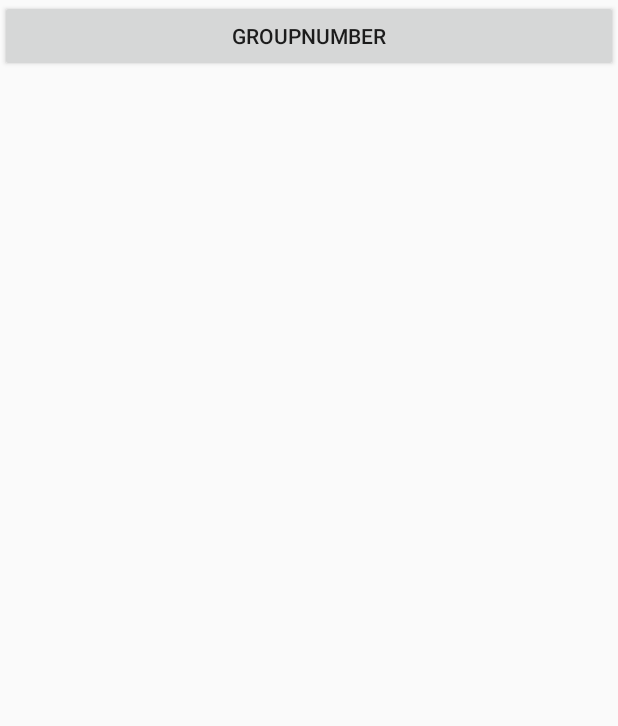
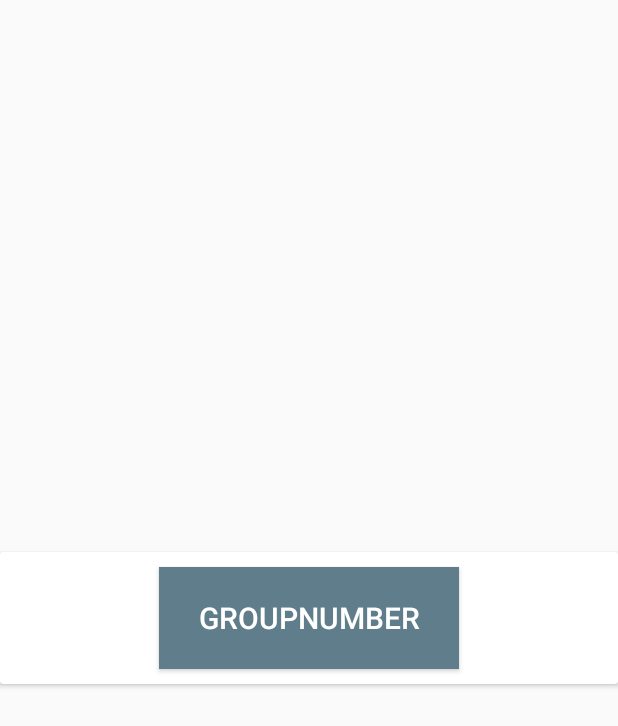
Before and after one commit to BipinAle/LoadSheddingApp, an Android app: the layout grp_slection.xml on its own in the app's theme, with its tools: preview values and no code run, on a phone screen of 412 x 824 dp. Shown: the top 726 px of the screen. Run offline under Robolectric (Android 15) with nearby library versions, the phone set to English and light mode, and no system bars; network calls fail.

Commit message:
Almost completed

```diff
--- a/app/src/main/AndroidManifest.xml
+++ b/app/src/main/AndroidManifest.xml
@@ -7,7 +7,7 @@
     <application
         android:name=".volley.MyApplication"
         android:allowBackup="true"
-        android:icon="@mipmap/ic_launcher"
+        android:icon="@mipmap/batti"
         android:label="@string/app_name"
         android:supportsRtl="true"
         android:theme="@style/AppTheme">
--- a/app/src/main/java/com/example/bpnsa/loadshedding/GroupAdapter.java
+++ b/app/src/main/java/com/example/bpnsa/loadshedding/GroupAdapter.java
@@ -1,6 +1,7 @@
 package com.example.bpnsa.loadshedding;
 
 import android.content.Context;
+import android.content.SharedPreferences;
 import android.graphics.Typeface;
 import android.support.v4.content.ContextCompat;
 import android.support.v7.widget.RecyclerView;
@@ -37,7 +38,10 @@ public class GroupAdapter extends RecyclerView.Adapter<GroupAdapter.MyViewHolder
     public void setData(ArrayList<RoutineItem> data) {
 
         this.data = data;
+
         notifyItemRangeChanged(0, data.size());
+
+
     }
 
 
--- a/app/src/main/java/com/example/bpnsa/loadshedding/MainActivity.java
+++ b/app/src/main/java/com/example/bpnsa/loadshedding/MainActivity.java
@@ -9,6 +9,7 @@ import android.support.v4.app.FragmentTransaction;
 import android.support.v4.view.ViewPager;
 import android.support.v7.app.AppCompatActivity;
 import android.os.Bundle;
+import android.support.v7.widget.Toolbar;
 import android.util.Log;
 import android.view.Menu;
 import android.view.MenuInflater;
@@ -20,7 +21,7 @@ import android.widget.Toast;
 
 public class MainActivity extends AppCompatActivity {
     public static final String DEFAULT = "N/A";
-
+    Toolbar toolbar;
     private String groupname[] = {"Group 1", "Group 2", "Group 3", "Group 4", "Group 5", "Group 6", "Group 7"};
     ViewPager viewPager;
 
@@ -28,6 +29,8 @@ public class MainActivity extends AppCompatActivity {
     protected void onCreate(Bundle savedInstanceState) {
         super.onCreate(savedInstanceState);
         setContentView(R.layout.activity_main);
+        toolbar= (Toolbar) findViewById(R.id.toolbar);
+        setSupportActionBar(toolbar);
 
 
         viewPager = (ViewPager) findViewById(R.id.viewPager);
--- a/app/src/main/res/layout/activity_main.xml
+++ b/app/src/main/res/layout/activity_main.xml
@@ -15,6 +15,11 @@
         android:layout_width="match_parent"
         android:layout_height="wrap_content"
         >
+        <include
+            android:layout_width="match_parent"
+            android:layout_height="match_parent"
+            layout="@layout/toolbar"/>
+
 
         <android.support.design.widget.TabLayout
             android:layout_width="match_parent"
--- a/app/src/main/res/layout/grp_slection.xml
+++ b/app/src/main/res/layout/grp_slection.xml
@@ -1,17 +1,27 @@
 <?xml version="1.0" encoding="utf-8"?>
-<RelativeLayout xmlns:android="http://schemas.android.com/apk/res/android"
+<android.support.v7.widget.CardView xmlns:android="http://schemas.android.com/apk/res/android"
+
     android:layout_width="match_parent"
-    android:layout_height="wrap_content">
-    <Button
+    android:layout_gravity="center"
+    android:layout_height="wrap_content"
+    >
+
+    <RelativeLayout
         android:layout_width="match_parent"
-        android:layout_height="wrap_content"
-        android:id="@+id/groupName"
-        android:text="GroupNumber"
-        android:layout_marginBottom="4dp"
-        android:layout_alignParentTop="true"
-        android:layout_centerHorizontal="true" />
+        android:layout_height="match_parent">
 
+        <Button
+            android:id="@+id/groupName"
+            android:layout_width="200dp"
+            android:layout_height="68dp"
+            android:layout_alignParentTop="true"
+            android:layout_centerHorizontal="true"
+            android:layout_marginTop="10dp"
+            android:layout_marginBottom="10dp"
+            android:background="#607D8B"
+            android:text="GroupNumber"
+            android:textSize="20dp"
+            android:textColor="@android:color/white" />
 
-
-
-</RelativeLayout>
+    </RelativeLayout>
+</android.support.v7.widget.CardView>
--- a/app/src/main/res/values/strings.xml
+++ b/app/src/main/res/values/strings.xml
@@ -1,5 +1,5 @@
 <resources>
-    <string name="app_name">Loadshedding</string>
+    <string name="app_name">Batti</string>
 
     <!-- TODO: Remove or change this placeholder text -->
     <string name="hello_blank_fragment">Hello blank fragment</string>
--- a/app/src/main/res/values/styles.xml
+++ b/app/src/main/res/values/styles.xml
@@ -1,7 +1,7 @@
 <resources>
 
     <!-- Base application theme. -->
-    <style name="AppTheme" parent="Theme.AppCompat.Light.DarkActionBar">
+    <style name="AppTheme" parent="Theme.AppCompat.Light.NoActionBar">
         <!-- Customize your theme here. -->
         <item name="colorPrimary">@color/colorPrimary</item>
         <item name="colorPrimaryDark">@color/colorPrimaryDark</item>
```
Also changed, not shown: app/src/main/java/com/example/bpnsa/loadshedding/GroupFragment.java (+38 -8 lines), app/src/main/res/layout/activity_pop_up.xml (+1 -8 lines), app/src/main/res/layout/toolbar.xml (added, +17 -0 lines), app/src/main/res/menu/menu.xml (+6 -3 lines), app/src/main/res/mipmap-hdpi/batti.png (added), app/src/main/res/mipmap-mdpi/batti.png (added), app/src/main/res/mipmap-xhdpi/batti.png (added), app/src/main/res/mipmap-xxhdpi/batti.png (added), app/src/main/res/mipmap-xxxhdpi/batti.png (added).
